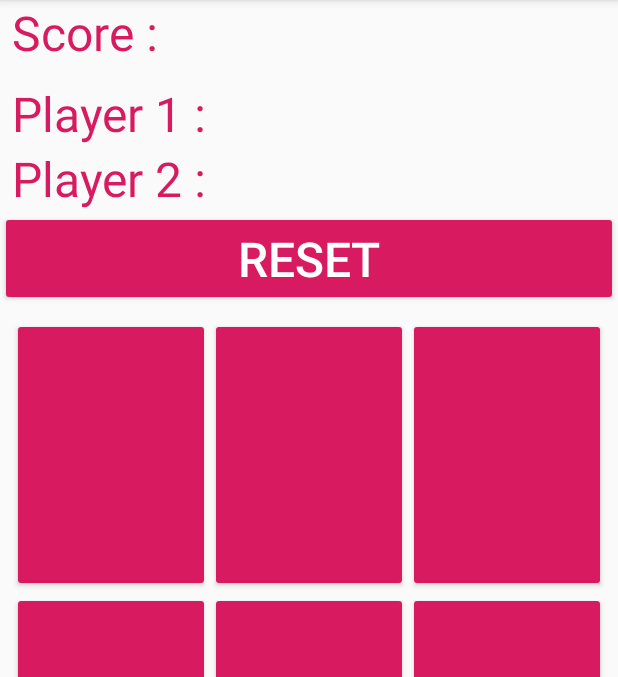
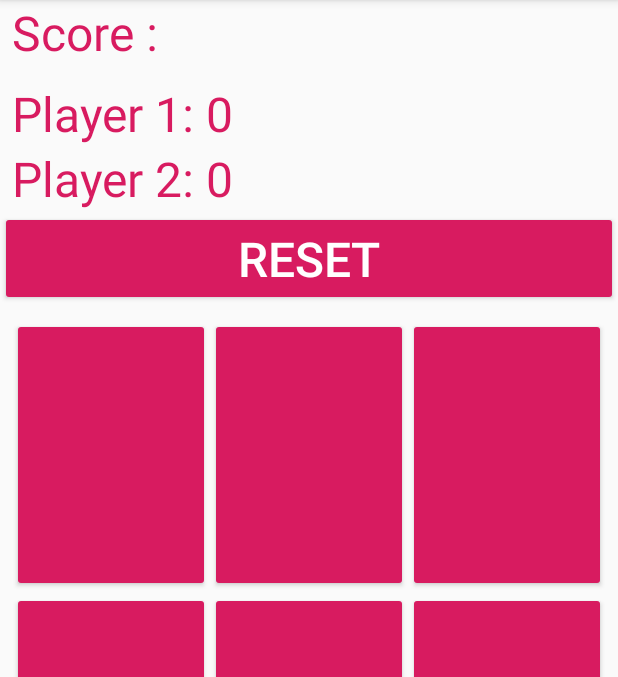
Before and after one commit to Ewillian/AndroidTicTacToe, an Android app: the screen it shows after launch (MainActivity), after a tap on "RESET", on a phone screen of 412 x 824 dp, the part 84-761 px from its top. Run offline under Robolectric (Android 15) with nearby library versions, the phone set to English and light mode, and no system bars.

Commit message:
Final Patch

```diff
--- a/app/src/main/java/com/ewillian/morpion/MainActivity.java
+++ b/app/src/main/java/com/ewillian/morpion/MainActivity.java
@@ -36,7 +36,7 @@ public class MainActivity extends AppCompatActivity implements View.OnClickListe
                 //Get location
                 int resId = getResources().getIdentifier(buttonId, "id", getPackageName());
                 //Get buttons
-                buttonArray[i][j] =  findViewById(resId);
+                buttonArray[i][j] = findViewById(resId);
                 buttonArray[i][j].setOnClickListener(this);
             }
         }
@@ -46,7 +46,7 @@ public class MainActivity extends AppCompatActivity implements View.OnClickListe
         buttonReset.setOnClickListener(new View.OnClickListener() {
             @Override
             public void onClick(View v) {
-
+                resetGame();
             }
         });
     }
@@ -79,6 +79,11 @@ public class MainActivity extends AppCompatActivity implements View.OnClickListe
             draw();
         } else {
             playerOneTurn = !playerOneTurn;
+            if (playerOneTurn){
+                Toast.makeText(this, "Player 1 play !", Toast.LENGTH_SHORT).show();
+            } else {
+                Toast.makeText(this, "Player 2 play !", Toast.LENGTH_SHORT).show();
+            }
         }
     }
 
@@ -125,6 +130,8 @@ public class MainActivity extends AppCompatActivity implements View.OnClickListe
     }
 
     private void playerTwoWins(){
+        scoreTwo++;
+        Toast.makeText(this, "Player 2 Wins", Toast.LENGTH_SHORT).show();
         updatePointsText();
         resetBoard();
     }
@@ -146,7 +153,14 @@ public class MainActivity extends AppCompatActivity implements View.OnClickListe
 
     private void updatePointsText() {
         textViewOne.setText("Player 1: "+scoreOne);
-        textViewOne.setText("Player 1: "+scoreTwo);
+        textViewTwo.setText("Player 2: "+scoreTwo);
     }
 
+    private void resetGame() {
+        Toast.makeText(this, "Reset !", Toast.LENGTH_SHORT).show();
+        scoreOne = 0;
+        scoreTwo = 0;
+        updatePointsText();
+        resetBoard();
+    }
 }
```
Also changed, not shown: 3 other files.
